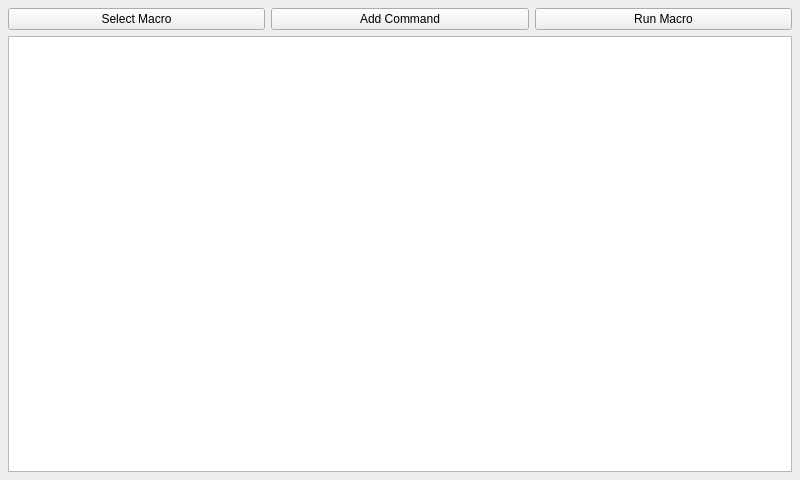
Old version of the form forms/pirmacroform.ui in the repository jpietrzak8/Pierogi.
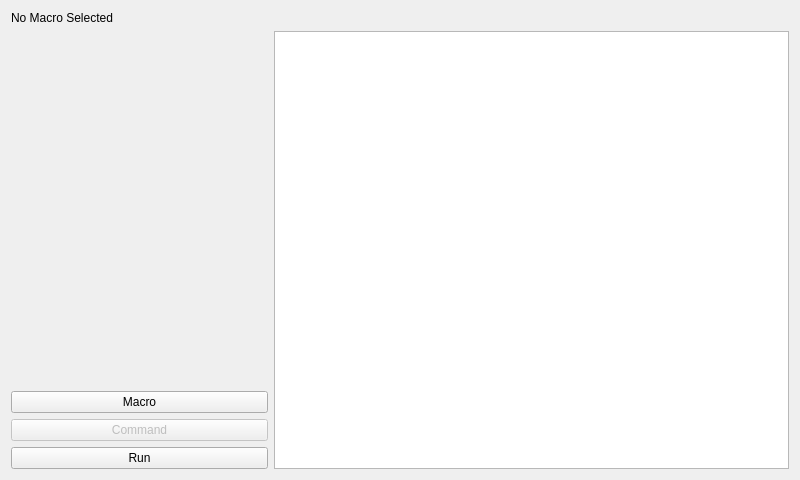
New version of the form.

```diff
--- a/forms/pirmacroform.ui
+++ b/forms/pirmacroform.ui
@@ -14,30 +14,43 @@
    <string>Macro Processor</string>
   </property>
   <layout class="QGridLayout" name="gridLayout">
-   <property name="margin">
-    <number>8</number>
-   </property>
-   <item row="0" column="0">
-    <widget class="QPushButton" name="chooseMacroButton">
+   <item row="3" column="0">
+    <widget class="QPushButton" name="addButton">
+     <property name="enabled">
+      <bool>false</bool>
+     </property>
      <property name="text">
-      <string>Select Macro</string>
+      <string>Command</string>
      </property>
     </widget>
    </item>
-   <item row="1" column="0" colspan="3">
+   <item row="1" column="1" rowspan="4" colspan="2">
     <widget class="QListWidget" name="macroListWidget"/>
    </item>
-   <item row="0" column="2">
+   <item row="4" column="0">
     <widget class="QPushButton" name="runButton">
      <property name="text">
-      <string>Run Macro</string>
+      <string>Run</string>
      </property>
     </widget>
    </item>
-   <item row="0" column="1">
-    <widget class="QPushButton" name="addButton">
+   <item row="2" column="0">
+    <widget class="QPushButton" name="chooseMacroButton">
      <property name="text">
-      <string>Add Command</string>
+      <string>Macro</string>
+     </property>
+    </widget>
+   </item>
+   <item row="0" column="0" colspan="3">
+    <widget class="QLabel" name="macroNameLabel">
+     <property name="sizePolicy">
+      <sizepolicy hsizetype="Expanding" vsizetype="Fixed">
+       <horstretch>0</horstretch>
+       <verstretch>0</verstretch>
+      </sizepolicy>
+     </property>
+     <property name="text">
+      <string>No Macro Selected</string>
      </property>
     </widget>
    </item>
```
